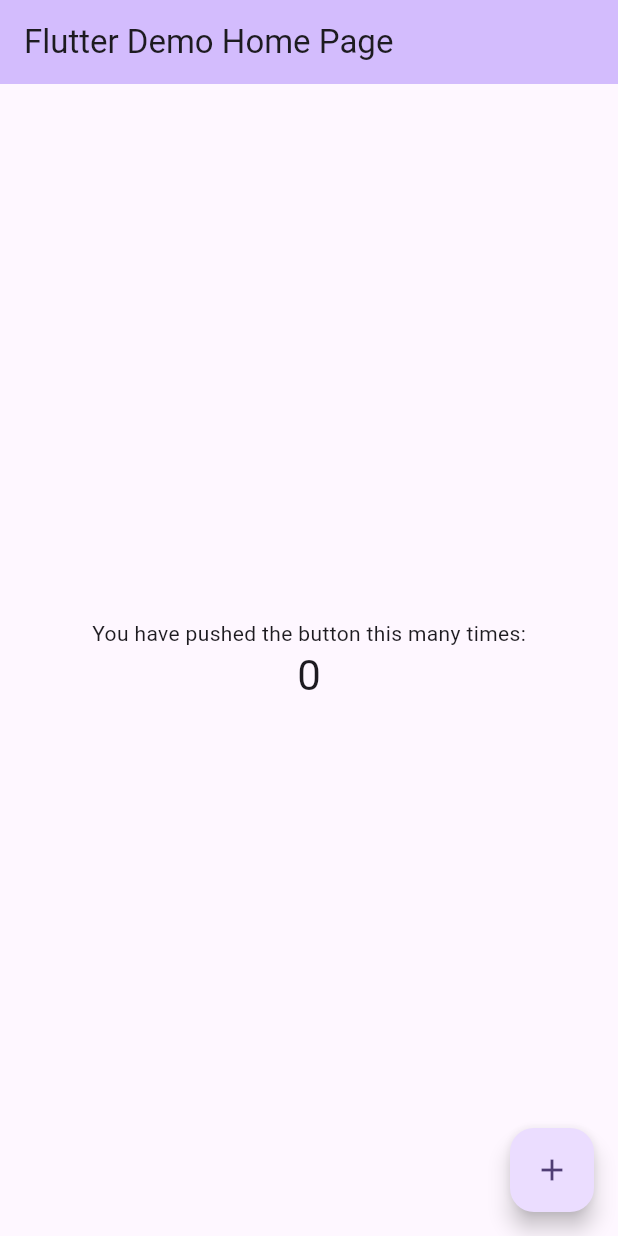
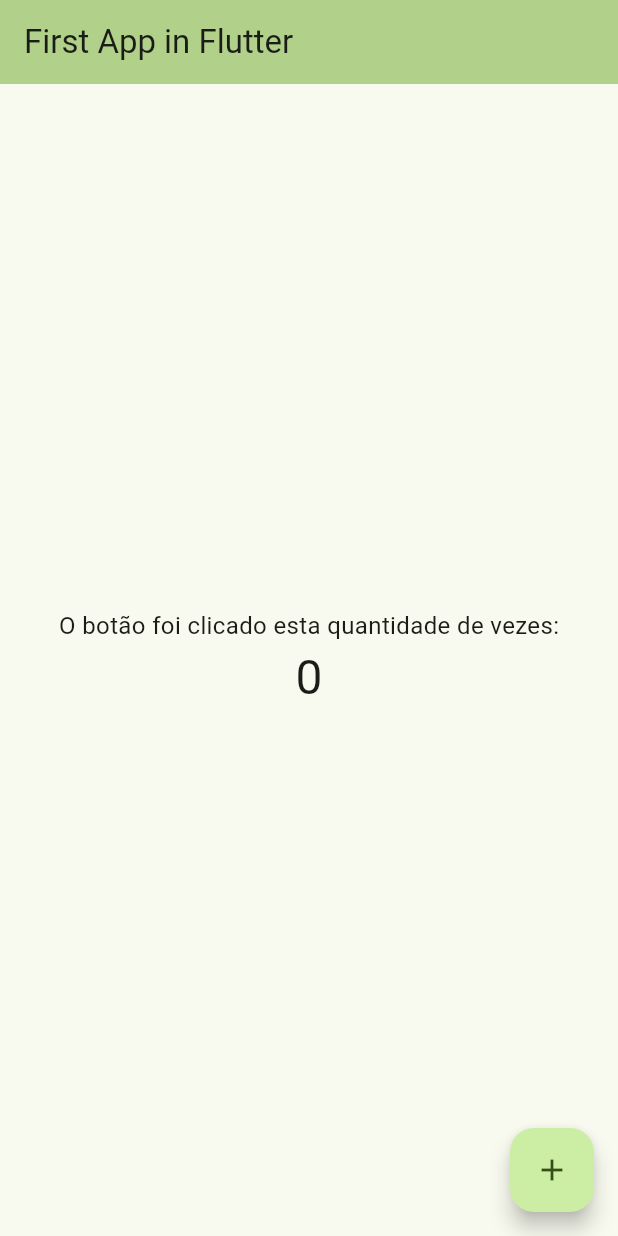
Before and after one commit to MaschDY/first-app-flutter, a Flutter app: the screen it shows after launch, on a phone screen of 412 x 824 dp. Run offline on Flutter 3.47's test engine with Material 2 defaults, Android fonts, the phone set to English and light mode, and no system bars.

Commit message:
alterando textos, tamanhos e cores da pagina main

```diff
--- a/lib/main.dart
+++ b/lib/main.dart
@@ -28,10 +28,10 @@ class MyApp extends StatelessWidget {
         //
         // This works for code too, not just values: Most code changes can be
         // tested with just a hot reload.
-        colorScheme: ColorScheme.fromSeed(seedColor: Colors.deepPurple),
+        colorScheme: ColorScheme.fromSeed(seedColor: Colors.lightGreen),
         useMaterial3: true,
       ),
-      home: const MyHomePage(title: 'Flutter Demo Home Page'),
+      home: const MyHomePage(title: 'First App in Flutter'),
     );
   }
 }
@@ -106,11 +106,12 @@ class _MyHomePageState extends State<MyHomePage> {
           mainAxisAlignment: MainAxisAlignment.center,
           children: <Widget>[
             const Text(
-              'You have pushed the button this many times:',
+              'O botão foi clicado esta quantidade de vezes:',
+              style: TextStyle(fontSize: 16),
             ),
             Text(
               '$_counter',
-              style: Theme.of(context).textTheme.headlineMedium,
+              style: const TextStyle(fontSize: 32),
             ),
           ],
         ),
```
Also changed, not shown: 1 other file.
